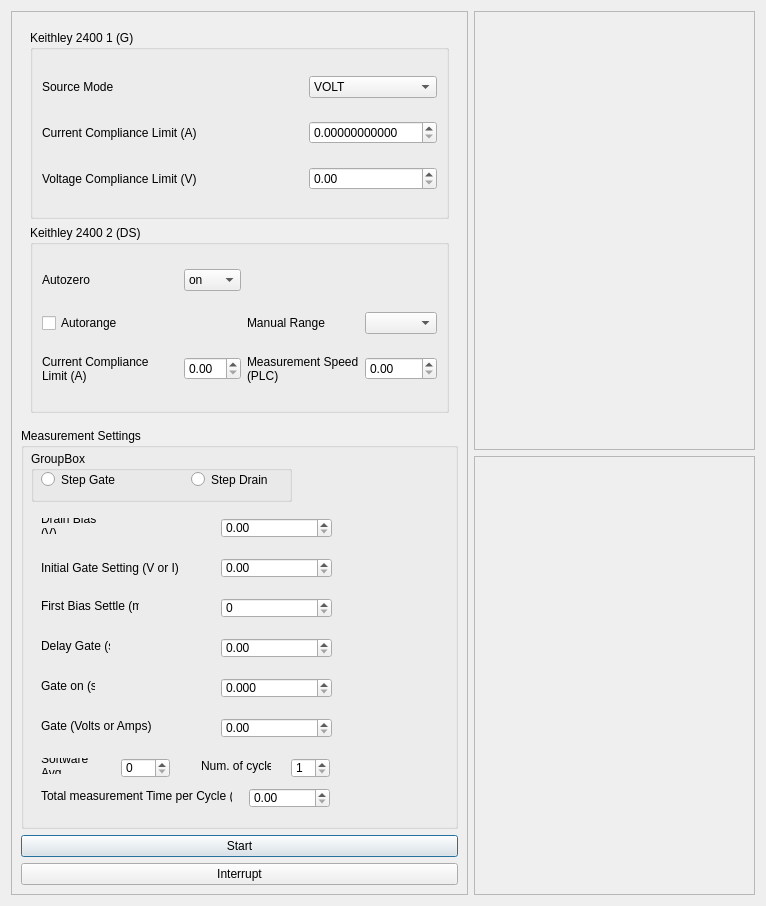
rajgiriUW/OECT_Control, file src/main/resources/base/transient_step_response.ui: the form before one commit.
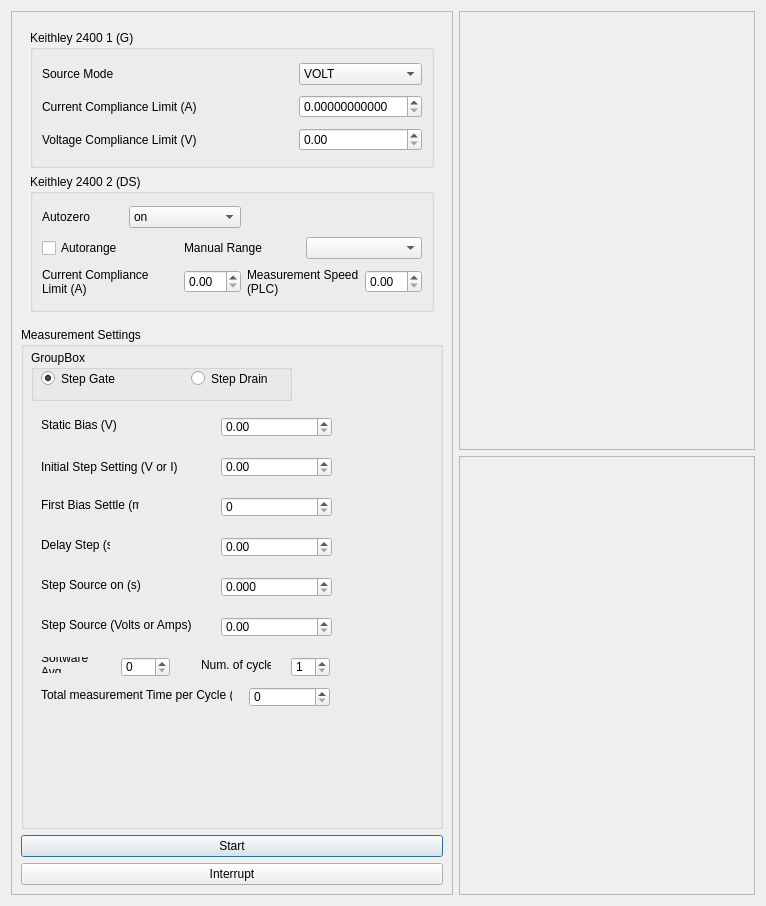
The form after the commit.

Commit message: Added radio toggle for stepping drain or gate

The edit to the form file:
```diff
--- a/src/main/resources/base/transient_step_response.ui
+++ b/src/main/resources/base/transient_step_response.ui
@@ -46,8 +46,14 @@
      <layout class="QVBoxLayout" name="verticalLayout_2">
       <item>
        <widget class="QFrame" name="frame">
-        <layout class="QVBoxLayout" name="verticalLayout">
-         <item>
+        <property name="maximumSize">
+         <size>
+          <width>16777215</width>
+          <height>300</height>
+         </size>
+        </property>
+        <layout class="QGridLayout" name="gridLayout_3">
+         <item row="0" column="0">
           <widget class="QGroupBox" name="groupBox">
            <property name="title">
             <string>Keithley 2400 1 (G)</string>
@@ -113,13 +119,20 @@
            </layout>
           </widget>
          </item>
-         <item>
+         <item row="1" column="0">
           <widget class="QGroupBox" name="groupBox_2">
            <property name="title">
             <string>Keithley 2400 2 (DS)</string>
            </property>
            <layout class="QGridLayout" name="gridLayout">
-            <item row="0" column="2">
+            <item row="0" column="0">
+             <widget class="QLabel" name="label_5">
+              <property name="text">
+               <string>Autozero</string>
+              </property>
+             </widget>
+            </item>
+            <item row="0" column="1" colspan="2">
              <widget class="QComboBox" name="autozero_comboBox">
               <item>
                <property name="text">
@@ -138,21 +151,37 @@
               </item>
              </widget>
             </item>
-            <item row="1" column="3">
+            <item row="1" column="0">
+             <widget class="QCheckBox" name="autorange_checkBox">
+              <property name="text">
+               <string>Autorange</string>
+              </property>
+             </widget>
+            </item>
+            <item row="1" column="2" colspan="2">
              <widget class="QLabel" name="label_13">
               <property name="text">
                <string>Manual Range</string>
               </property>
              </widget>
             </item>
-            <item row="0" column="0">
-             <widget class="QLabel" name="label_5">
+            <item row="1" column="4" colspan="2">
+             <widget class="QComboBox" name="manual_range_comboBox"/>
+            </item>
+            <item row="2" column="0" colspan="2">
+             <widget class="QLabel" name="label_6">
               <property name="text">
-               <string>Autozero</string>
+               <string>Current Compliance Limit (A)</string>
+              </property>
+              <property name="wordWrap">
+               <bool>true</bool>
               </property>
              </widget>
             </item>
-            <item row="3" column="3" colspan="2">
+            <item row="2" column="2">
+             <widget class="QDoubleSpinBox" name="current_compliance_ds_doubleSpinBox"/>
+            </item>
+            <item row="2" column="3" colspan="2">
              <widget class="QLabel" name="label_7">
               <property name="text">
                <string>Measurement Speed (PLC)</string>
@@ -165,30 +194,7 @@
               </property>
              </widget>
             </item>
-            <item row="3" column="0" colspan="2">
-             <widget class="QLabel" name="label_6">
-              <property name="text">
-               <string>Current Compliance Limit (A)</string>
-              </property>
-              <property name="wordWrap">
-               <bool>true</bool>
-              </property>
-             </widget>
-            </item>
-            <item row="1" column="5">
-             <widget class="QComboBox" name="manual_range_comboBox"/>
-            </item>
-            <item row="3" column="2">
-             <widget class="QDoubleSpinBox" name="current_compliance_ds_doubleSpinBox"/>
-            </item>
-            <item row="1" column="0" colspan="3">
-             <widget class="QCheckBox" name="autorange_checkBox">
-              <property name="text">
-               <string>Autorange</string>
-              </property>
-             </widget>
-            </item>
-            <item row="3" column="5">
+            <item row="2" column="5">
              <widget class="QDoubleSpinBox" name="nplc_doubleSpinBox"/>
             </item>
            </layout>
@@ -212,7 +218,7 @@
           </rect>
          </property>
          <property name="text">
-          <string>Delay Gate (s)</string>
+          <string>Delay Step (s)</string>
          </property>
         </widget>
         <widget class="QDoubleSpinBox" name="drain_bias_doubleSpinBox">
@@ -276,12 +282,12 @@
           <rect>
            <x>20</x>
            <y>290</y>
-           <width>111</width>
+           <width>151</width>
            <height>16</height>
           </rect>
          </property>
          <property name="text">
-          <string>Gate (Volts or Amps)</string>
+          <string>Step Source (Volts or Amps)</string>
          </property>
         </widget>
         <widget class="QLabel" name="label_9">
@@ -319,18 +325,21 @@
            <height>20</height>
           </rect>
          </property>
+         <property name="decimals">
+          <number>0</number>
+         </property>
         </widget>
         <widget class="QLabel" name="label_16">
          <property name="geometry">
           <rect>
            <x>20</x>
            <y>250</y>
-           <width>54</width>
+           <width>111</width>
            <height>16</height>
           </rect>
          </property>
          <property name="text">
-          <string>Gate on (s)</string>
+          <string>Step Source on (s)</string>
          </property>
         </widget>
         <widget class="QLabel" name="label_8">
@@ -343,7 +352,7 @@
           </rect>
          </property>
          <property name="text">
-          <string>Initial Gate Setting (V or I)</string>
+          <string>Initial Step Setting (V or I)</string>
          </property>
          <property name="wordWrap">
           <bool>true</bool>
@@ -389,12 +398,12 @@
           <rect>
            <x>20</x>
            <y>90</y>
-           <width>64</width>
+           <width>121</width>
            <height>16</height>
           </rect>
          </property>
          <property name="text">
-          <string>Drain Bias (V)</string>
+          <string>Static Bias (V)</string>
          </property>
          <property name="wordWrap">
           <bool>true</bool>
@@ -497,6 +506,9 @@
           <property name="text">
            <string>Step Gate</string>
           </property>
+          <property name="checked">
+           <bool>true</bool>
+          </property>
          </widget>
         </widget>
        </widget>
```
Left out of the diff: 56 changed lines with no effect on the pictures. The commit also changes 2 other files.
